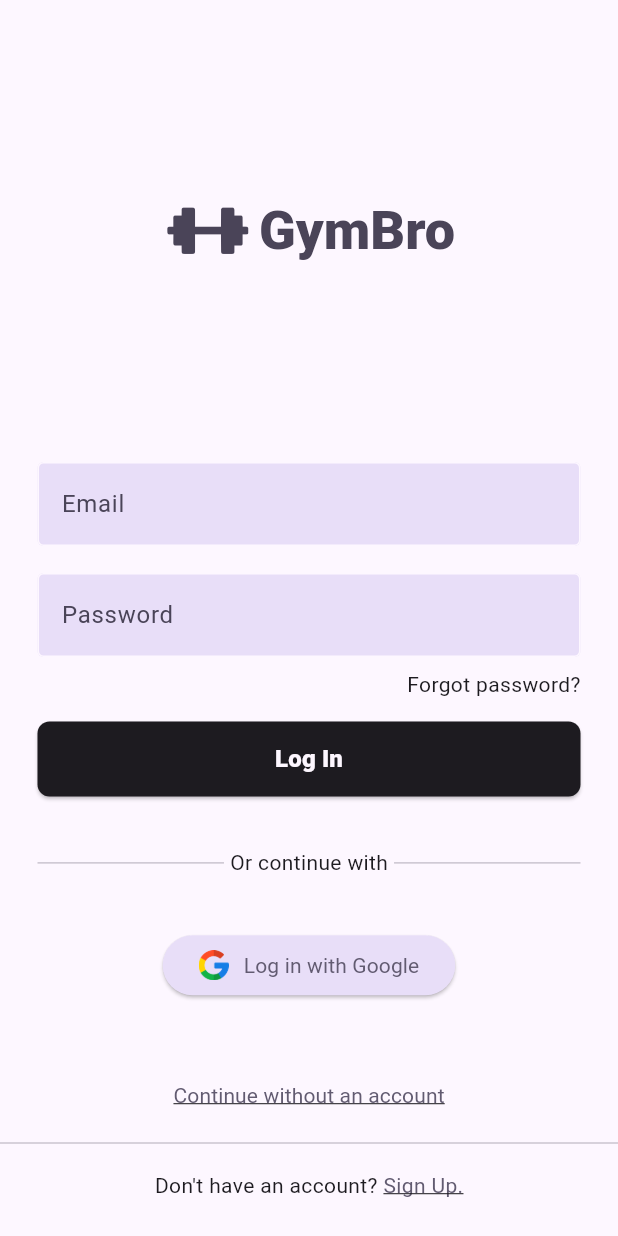
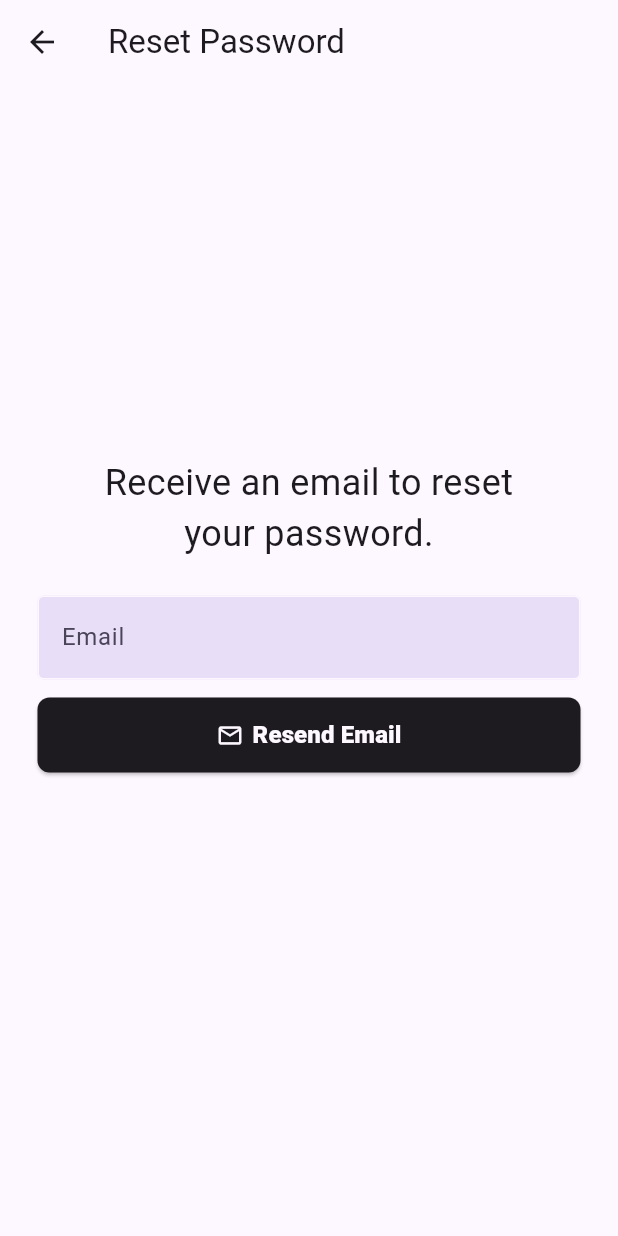
Before and after one commit to Aristeu2266/gym_bro_alpha, a Flutter app: the screen it shows after launch, after a tap on "Forgot password?", on a phone screen of 412 x 824 dp. Run offline on Flutter 3.47's test engine with Material 2 defaults, Android fonts, the phone set to English and light mode, and no system bars; our stand-ins replace firebase_auth, firebase_core, google_sign_in, shared_preferences; accounts and stored records are empty.

Commit message:
Adicionado recuperação de senha

```diff
--- a/lib/components/auth_form.dart
+++ b/lib/components/auth_form.dart
@@ -3,6 +3,9 @@ import 'package:flutter/material.dart';
 import 'package:gym_bro_alpha/exceptions/auth_exceptions.dart';
 import 'package:gym_bro_alpha/services/auth_service.dart';
 import 'package:gym_bro_alpha/utils/page_routes.dart';
+
+import 'my_button.dart';
+import 'my_form_field.dart';
 
 class AuthForm extends StatefulWidget {
   const AuthForm(this.sign, {super.key});
@@ -20,6 +23,7 @@ class _AuthFormState extends State<AuthForm>
   bool _isLoading = false;
   final _formKey = GlobalKey<FormState>();
   final _passwordController = TextEditingController();
+  final _emailController = TextEditingController();
   final Map<String, String> _authData = {
     'email': '',
     'password': '',
@@ -100,7 +104,7 @@ class _AuthFormState extends State<AuthForm>
         return 'Password must be at least 6 characters long';
       } else if (!RegExp(r'(?=.*[A-Za-z])(?=.*\d)[A-Za-z\d@$!%*#?&\s]{6,}')
           .hasMatch(password)) {
-        return 'Password must contain at least letters and numbers';
+        return 'Password must contain letters and numbers';
       }
     }
 
@@ -116,7 +120,10 @@ class _AuthFormState extends State<AuthForm>
           Hero(
             tag: 'email',
             child: Material(
-              child: MyTextField(
+              child: ConstrainedBox(
+                constraints: const BoxConstraints(minHeight: 80),
+                child: MyFormField(
+                  controller: _emailController,
                   hintText: 'Email',
                   validator: (email) =>
                       (email ?? '').isEmpty ? 'Invalid email' : null,
@@ -127,11 +134,13 @@ class _AuthFormState extends State<AuthForm>
                 ),
               ),
             ),
-          const SizedBox(height: 18),
+          ),
           Hero(
             tag: 'password',
             child: Material(
-              child: MyTextField(
+              child: ConstrainedBox(
+                constraints: const BoxConstraints(minHeight: 80, maxHeight: 80),
+                child: MyFormField(
                   controller: _passwordController,
                   hintText: 'Password',
                   obscureText: true,
@@ -143,11 +152,13 @@ class _AuthFormState extends State<AuthForm>
                 ),
               ),
             ),
-          if (!_isSignin()) const SizedBox(height: 18),
+          ),
           if (!_isSignin())
             ScaleTransition(
               scale: _sizeAnimation!,
-              child: MyTextField(
+              child: ConstrainedBox(
+                constraints: const BoxConstraints(minHeight: 72),
+                child: MyFormField(
                   hintText: 'Confirm Password',
                   obscureText: true,
                   validator: !_isSignin()
@@ -159,14 +170,17 @@ class _AuthFormState extends State<AuthForm>
                       : null,
                 ),
               ),
+            ),
           Padding(
-            padding: const EdgeInsets.only(top: 8.0, bottom: 15.0),
+            padding: const EdgeInsets.only(bottom: 15.0),
             child: Row(
               mainAxisAlignment: MainAxisAlignment.end,
               children: [
                 if (_isSignin())
                   GestureDetector(
-                    onTap: () {},
+                    onTap: () => Navigator.pushNamed(
+                        context, PageRoutes.resetPassword,
+                        arguments: _emailController.text),
                     child: const Text('Forgot password?'),
                   ),
               ],
@@ -186,81 +200,3 @@ class _AuthFormState extends State<AuthForm>
     );
   }
 }
-
-class MyTextField extends StatelessWidget {
-  const MyTextField({
-    this.controller,
-    this.hintText,
-    this.obscureText = false,
-    this.validator,
-    this.onSaved,
-    this.errorText,
-    super.key,
-  });
-
-  final TextEditingController? controller;
-  final String? hintText;
-  final bool obscureText;
-  final String? Function(String?)? validator;
-  final Function(String?)? onSaved;
-  final String? errorText;
-
-  @override
-  Widget build(BuildContext context) {
-    ColorScheme colorScheme = Theme.of(context).colorScheme;
-
-    return TextFormField(
-      decoration: InputDecoration(
-        enabledBorder: OutlineInputBorder(
-          borderSide: BorderSide(color: colorScheme.background),
-        ),
-        focusedBorder: OutlineInputBorder(
-            borderSide: BorderSide(color: colorScheme.onBackground),
-            gapPadding: 0),
-        hintText: hintText,
-        hintStyle: TextStyle(
-          color: colorScheme.onPrimaryContainer,
-        ),
-        fillColor: colorScheme.primaryContainer,
-        filled: true,
-        errorText: errorText,
-      ),
-      obscureText: obscureText,
-      controller: controller,
-      validator: validator,
-      onSaved: onSaved,
-    );
-  }
-}
-
-class MyButton extends StatelessWidget {
-  const MyButton({
-    required this.text,
-    required this.onTap,
-    super.key,
-  });
-
-  final String text;
-  final void Function() onTap;
-
-  @override
-  Widget build(BuildContext context) {
-    ColorScheme colorScheme = Theme.of(context).colorScheme;
-    return ElevatedButton(
-      onPressed: onTap,
-      style: ElevatedButton.styleFrom(
-        backgroundColor: colorScheme.onBackground,
-        foregroundColor: colorScheme.background,
-        minimumSize: const Size(double.infinity, 50),
-        shape: RoundedRectangleBorder(borderRadius: BorderRadius.circular(8)),
-      ),
-      child: Text(
-        text,
-        style: const TextStyle(
-          fontWeight: FontWeight.w700,
-          fontSize: 16,
-        ),
-      ),
-    );
-  }
-}
--- /dev/null
+++ b/lib/components/my_button.dart
@@ -0,0 +1,43 @@
+import 'package:flutter/material.dart';
+
+class MyButton extends StatelessWidget {
+  const MyButton({
+    this.text,
+    required this.onTap,
+    this.leadingWidget,
+    super.key,
+  });
+
+  final String? text;
+  final void Function() onTap;
+  final Widget? leadingWidget;
+
+  @override
+  Widget build(BuildContext context) {
+    ColorScheme colorScheme = Theme.of(context).colorScheme;
+    return ElevatedButton(
+      onPressed: onTap,
+      style: ElevatedButton.styleFrom(
+        backgroundColor: colorScheme.onBackground,
+        foregroundColor: colorScheme.background,
+        minimumSize: const Size(double.infinity, 50),
+        shape: RoundedRectangleBorder(borderRadius: BorderRadius.circular(8)),
+      ),
+      child: Row(
+        mainAxisAlignment: MainAxisAlignment.center,
+        children: [
+          if (leadingWidget != null) leadingWidget!,
+          if (leadingWidget != null) const SizedBox(width: 6),
+          if (text != null)
+            Text(
+              text!,
+              style: const TextStyle(
+                fontWeight: FontWeight.w700,
+                fontSize: 16,
+              ),
+            ),
+        ],
+      ),
+    );
+  }
+}
--- /dev/null
+++ b/lib/components/my_form_field.dart
@@ -0,0 +1,48 @@
+import 'package:flutter/material.dart';
+
+class MyFormField extends StatelessWidget {
+  const MyFormField({
+    this.controller,
+    this.hintText,
+    this.obscureText = false,
+    this.validator,
+    this.onSaved,
+    this.errorText,
+    super.key,
+  });
+
+  final TextEditingController? controller;
+  final String? hintText;
+  final bool obscureText;
+  final String? Function(String?)? validator;
+  final Function(String?)? onSaved;
+  final String? errorText;
+
+  @override
+  Widget build(BuildContext context) {
+    ColorScheme colorScheme = Theme.of(context).colorScheme;
+
+    return TextFormField(
+      decoration: InputDecoration(
+        errorMaxLines: 2,
+        enabledBorder: OutlineInputBorder(
+          borderSide: BorderSide(color: colorScheme.background),
+        ),
+        focusedBorder: OutlineInputBorder(
+            borderSide: BorderSide(color: colorScheme.onBackground),
+            gapPadding: 0),
+        hintText: hintText,
+        hintStyle: TextStyle(
+          color: colorScheme.onPrimaryContainer,
+        ),
+        fillColor: colorScheme.primaryContainer,
+        filled: true,
+        errorText: errorText,
+      ),
+      obscureText: obscureText,
+      controller: controller,
+      validator: validator,
+      onSaved: onSaved,
+    );
+  }
+}
--- a/lib/main.dart
+++ b/lib/main.dart
@@ -4,6 +4,7 @@ import 'package:gym_bro_alpha/data/store.dart';
 import 'package:gym_bro_alpha/pages/auth_page.dart';
 import 'package:gym_bro_alpha/pages/home_page.dart';
 import 'package:gym_bro_alpha/pages/login_page.dart';
+import 'package:gym_bro_alpha/pages/reset_password_page.dart';
 import 'package:gym_bro_alpha/pages/settings_page.dart';
 import 'package:gym_bro_alpha/pages/signup_page.dart';
 import 'package:gym_bro_alpha/utils/custom_schemes.dart';
@@ -80,6 +81,7 @@ class _MyAppState extends State<MyApp> {
         PageRoutes.root: (ctx) => const AuthPage(),
         PageRoutes.login: (ctx) => const LoginPage(),
         PageRoutes.signup: (ctx) => const SignupPage(),
+        PageRoutes.resetPassword: (ctx) => const ResetPasswordPage(),
         PageRoutes.home: (ctx) => const HomePage(),
         PageRoutes.settings: (ctx) => SettingsPage(
               themeSelected: themeSelected,
--- /dev/null
+++ b/lib/pages/reset_password_page.dart
@@ -0,0 +1,107 @@
+import 'package:firebase_auth/firebase_auth.dart';
+import 'package:flutter/material.dart';
+import 'package:gym_bro_alpha/components/my_button.dart';
+import 'package:gym_bro_alpha/components/my_form_field.dart';
+
+class ResetPasswordPage extends StatefulWidget {
+  const ResetPasswordPage({
+    super.key,
+  });
+
+  @override
+  State<ResetPasswordPage> createState() => _ResetPasswordPageState();
+}
+
+class _ResetPasswordPageState extends State<ResetPasswordPage> {
+  final _formKey = GlobalKey<FormState>();
+  final _emailController = TextEditingController();
+  String? firebaseException;
+  bool _isLoading = false;
+
+  Future<void> _resetPassword() async {
+    setState(() => firebaseException = null);
+    bool isValid = _formKey.currentState?.validate() ?? false;
+
+    if (!isValid) return;
+
+    setState(() => _isLoading = true);
+    try {
+      await FirebaseAuth.instance
+          .sendPasswordResetEmail(
+        email: _emailController.text.trim(),
+      )
+          .then(
+        (_) {
+          Navigator.popUntil(context, (route) => route.isFirst);
+          ScaffoldMessenger.of(context).showSnackBar(
+            const SnackBar(
+              content: Text('Password reset email sent.'),
+            ),
+          );
+        },
+      );
+    } catch (e) {
+      setState(() {
+        _isLoading = false;
+        firebaseException = 'Invalid email';
+      });
+    }
+  }
+
+  @override
+  void dispose() {
+    _emailController.dispose();
+    super.dispose();
+  }
+
+  @override
+  Widget build(BuildContext context) {
+    _emailController.text =
+        ModalRoute.of(context)?.settings.arguments as String;
+
+    return Scaffold(
+      appBar: AppBar(
+        title: const Text('Reset Password'),
+      ),
+      body: Center(
+        child: Padding(
+          padding: const EdgeInsets.fromLTRB(25, 0, 25, 60),
+          child: Column(
+            mainAxisAlignment: MainAxisAlignment.center,
+            children: [
+              const Padding(
+                padding: EdgeInsets.symmetric(horizontal: 35.0),
+                child: Text(
+                  'Receive an email to reset your password.',
+                  style: TextStyle(
+                    fontSize: 24,
+                  ),
+                  textAlign: TextAlign.center,
+                ),
+              ),
+              const SizedBox(height: 24),
+              Form(
+                key: _formKey,
+                child: MyFormField(
+                  controller: _emailController,
+                  hintText: 'Email',
+                  validator: (email) =>
+                      (email ?? '').isEmpty ? 'Insert an email' : null,
+                  errorText: firebaseException,
+                ),
+              ),
+              const SizedBox(height: 12),
+              MyButton(
+                text: !_isLoading ? 'Resend Email' : null,
+                leadingWidget: !_isLoading
+                    ? const Icon(Icons.email_outlined)
+                    : const CircularProgressIndicator(),
+                onTap: _resetPassword,
+              ),
+            ],
+          ),
+        ),
+      ),
+    );
+  }
+}
--- a/lib/pages/signup_page.dart
+++ b/lib/pages/signup_page.dart
@@ -87,10 +87,10 @@ class _SignupPageState extends State<SignupPage>
           Expanded(
             flex: 1,
             child: Padding(
-              padding: const EdgeInsets.symmetric(
-                vertical: 25,
-                horizontal: 25,
-              ),
+              padding: const EdgeInsets.fromLTRB(25, 0, 25, 10
+                  // vertical: 25,
+                  // horizontal: 25,
+                  ),
               child: Column(
                 children: [
                   const Spacer(flex: 1),
--- a/lib/pages/verify_email_page.dart
+++ b/lib/pages/verify_email_page.dart
@@ -34,7 +34,7 @@ class _VerifyEmailPageState extends State<VerifyEmailPage>
         currentUser!.isAnonymous ? true : currentUser!.emailVerified;
 
     if (!_isEmailVerified) {
-      sendVerificationEmail();
+      _sendVerificationEmail();
 
       timer = Timer.periodic(
         const Duration(seconds: 5),
@@ -83,7 +83,7 @@ class _VerifyEmailPageState extends State<VerifyEmailPage>
     if (_isEmailVerified) timer?.cancel();
   }
 
-  Future<void> sendVerificationEmail() async {
+  Future<void> _sendVerificationEmail() async {
     setState(() => _canResendEmail = false);
     resendTimer = Timer.periodic(const Duration(seconds: 1), (timer) {
       setState(() {});
@@ -140,15 +140,15 @@ class _VerifyEmailPageState extends State<VerifyEmailPage>
                               : constraint.biggest.height * 0.3,
                         ),
                       ),
-                      const Text(
-                        'A verification link has been sent to your email.',
-                        style: TextStyle(fontSize: 18),
+                      Text(
+                        'A verification link has been sent to ${FirebaseAuth.instance.currentUser!.email}',
+                        style: const TextStyle(fontSize: 18),
                         textAlign: TextAlign.center,
                       ),
                       const SizedBox(height: 24),
                       ElevatedButton(
                         onPressed:
-                            _canResendEmail ? sendVerificationEmail : null,
+                            _canResendEmail ? _sendVerificationEmail : null,
                         style: ElevatedButton.styleFrom(
                           backgroundColor:
                               Theme.of(context).colorScheme.primaryContainer,
--- a/lib/utils/page_routes.dart
+++ b/lib/utils/page_routes.dart
@@ -2,6 +2,7 @@ class PageRoutes {
   static const root = '/';
   static const login = '/login';
   static const signup = '/signup';
+  static const resetPassword = '/resetPassword';
   static const home = '/home';
   static const settings = '/settings';
 }
```
Lines whose indentation alone changed are shown as unchanged.
